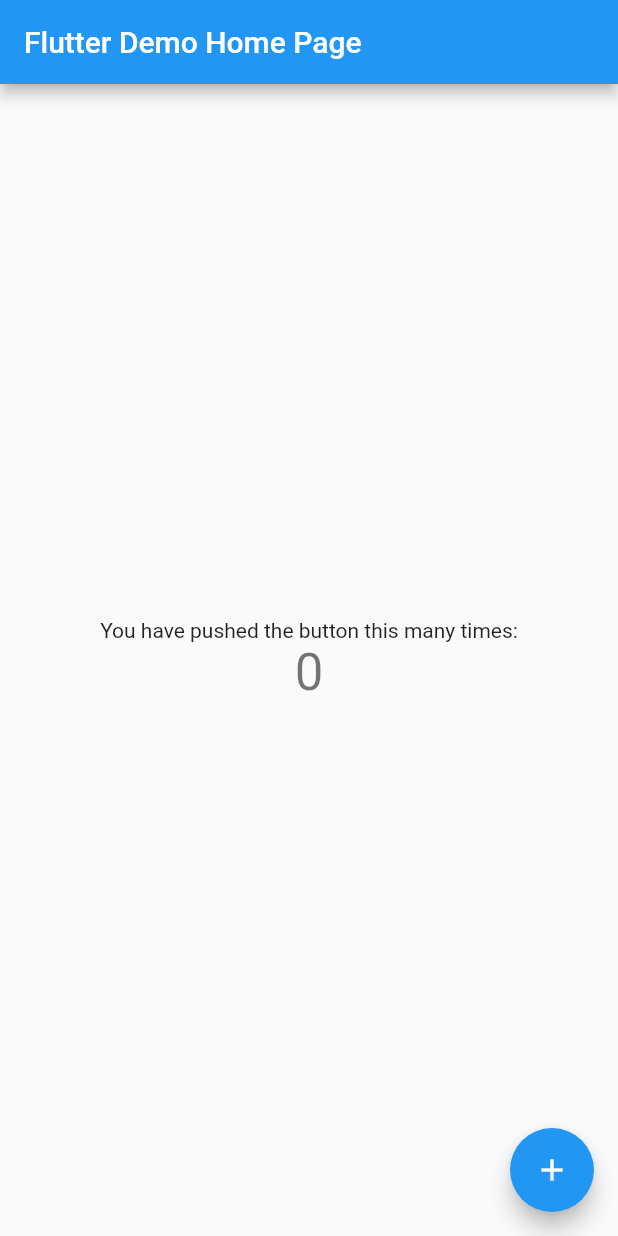
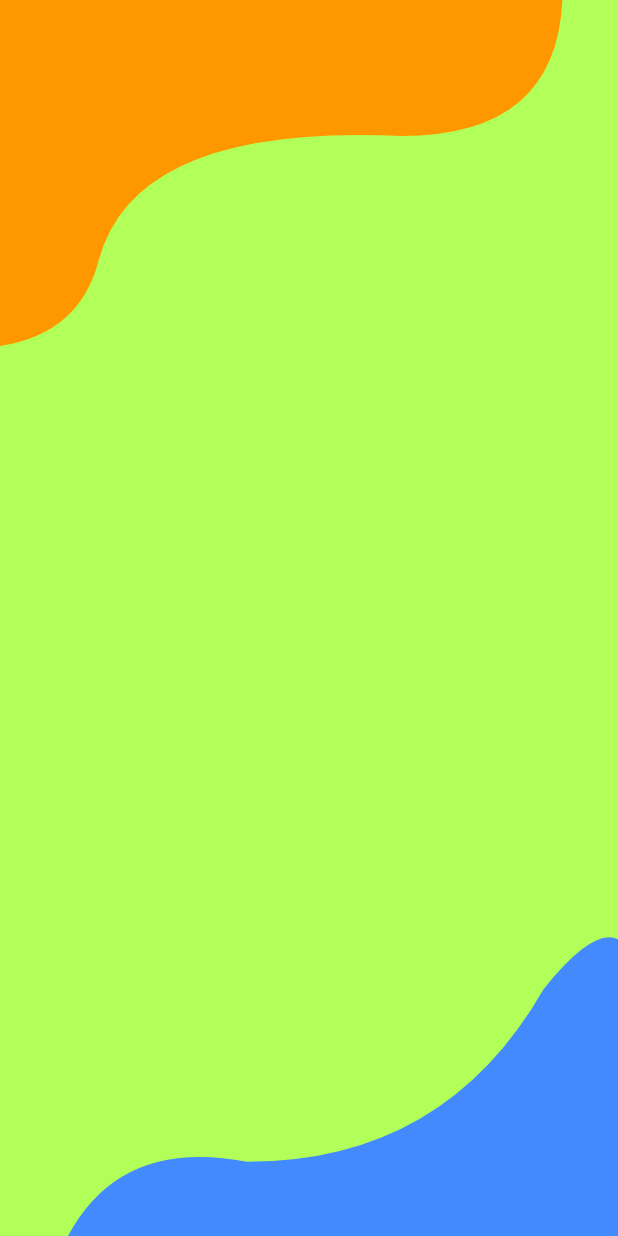
Before and after one commit to aniket4390/dataviv, a Flutter app: the screen it shows after launch, on a phone screen of 412 x 824 dp. Run offline on Flutter 3.47's test engine with Material 2 defaults, Android fonts, the phone set to English and light mode, and no system bars.

Commit message:
new update

```diff
--- /dev/null
+++ b/lib/View/login.dart
@@ -0,0 +1,139 @@
+import 'package:flutter/material.dart';
+
+class Login extends StatefulWidget {
+  @override
+  _LoginState createState() => _LoginState();
+}
+
+class _LoginState extends State<Login> {
+  @override
+  Widget build(BuildContext context) {
+    return Container(
+       child: Stack(
+        children: <Widget>[
+          Column(
+            children: [
+              Container(
+                color: Colors.orange,
+                height: MediaQuery.of(context).size.height/2,width: MediaQuery.of(context).size.width,),
+              Container(
+                color: Colors.blueAccent,
+                height: MediaQuery.of(context).size.height/2,width: MediaQuery.of(context).size.width,),
+            ],
+          ),
+          ClipPath(
+            clipper: MyCustomeClipper(),
+            child: Container(
+              color: Colors.lightGreenAccent,
+              height: MediaQuery.of(context).size.height,
+              width: MediaQuery.of(context).size.width,
+            ),
+          ),
+
+        ],
+      ),
+    );
+  }
+}
+
+class MyCustomeClipper extends CustomClipper<Path>{
+
+  @override
+  getClip(Size? size) {
+    Path path = Path();
+    path.moveTo(0, size!.height * 0.3);
+     path.lineTo(0.0, size.height);
+     path.lineTo(size.width * 0.11, size.height);
+
+    var firstControlPoint = Offset(size.width * 0.195, size.height * 0.92);
+    var firstEndPoint = Offset(size.width * 0.4, size.height * 0.94);
+    path.quadraticBezierTo(firstControlPoint.dx, firstControlPoint.dy,
+        firstEndPoint.dx, firstEndPoint.dy);
+
+    var secondControlPoint =Offset(size.width * 0.72, size.height *0.94);
+    var secondEndPoint = Offset(size.width * 0.88, size.height * 0.8);
+    path.quadraticBezierTo(secondControlPoint.dx, secondControlPoint.dy,
+        secondEndPoint.dx, secondEndPoint.dy);
+
+    var thirdControlPoint =Offset(size.width * 0.96 , size.height * 0.75);
+    var thirdEndPoint = Offset(size.width , size.height * 0.76);
+    path.quadraticBezierTo(thirdControlPoint.dx, thirdControlPoint.dy,
+        thirdEndPoint.dx, thirdEndPoint.dy);
+
+    path.lineTo(size.width, 0.0);
+    path.lineTo(size.width * 0.91, 0.0);
+
+    var fourthControlPoint =Offset(size.width * 0.9 , size.height * 0.11);
+    var fourthEndPoint = Offset(size.width * 0.65, size.height * 0.11);
+    path.quadraticBezierTo(fourthControlPoint.dx, fourthControlPoint.dy,
+        fourthEndPoint.dx, fourthEndPoint.dy);
+
+    var fifthControlPoint =Offset(size.width * 0.22 , size.height * 0.1);
+    var fifthEndPoint = Offset(size.width * 0.16, size.height * 0.21);
+    path.quadraticBezierTo(fifthControlPoint.dx, fifthControlPoint.dy,
+        fifthEndPoint.dx, fifthEndPoint.dy);
+
+    var sixthControlPoint =Offset(size.width * 0.13 , size.height * 0.27);
+    var sixthEndPoint = Offset(0.0, size.height * 0.28);
+    path.quadraticBezierTo(sixthControlPoint.dx, sixthControlPoint.dy,
+        sixthEndPoint.dx, sixthEndPoint.dy);
+
+    path.close();
+
+//     path.moveTo(0, size!.height * 0.33);
+//      //path.lineTo(size.width *0.2 , size.height *0.2);
+//      path.lineTo(0 , size.height );
+//     path.lineTo(size.width*0.2 , size.height );
+//      //path.lineTo(size.width  , size.height * 0.8);
+//    final firstControlPoint = Offset(size.width *0.5, size.height);
+//     final firstEndPoint = Offset(size.width * 0.5 , size.height * 0.8);
+//   path.quadraticBezierTo(firstControlPoint.dx, firstControlPoint.dy,
+//     firstEndPoint.dx, firstEndPoint.dy);
+
+//     var secondControlPoint =
+//     Offset(size.width * 0.8, size.height );
+// var secondEndPoint = Offset(size.width * 0.5, size.height * 0.8);
+// path.quadraticBezierTo(secondControlPoint.dx, secondControlPoint.dy,
+//     secondEndPoint.dx, secondEndPoint.dy);
+
+//      path.lineTo(size.width , 0);
+//      path.lineTo(size.width * 0.9, 0);
+    //  path.lineTo(size.width , size.height*0.8);
+
+
+    // var firstControlPoint = Offset(size.width / 4, size.height);
+    // var firstEndPoint = Offset(size.width / 2.25, size.height - 40.0);
+    // path.quadraticBezierTo(firstControlPoint.dx, firstControlPoint.dy,
+    //     firstEndPoint.dx, firstEndPoint.dy);
+
+    // var secondControlPoint =
+    //     Offset(size.width - (size.width / 4.25), size.height - 85);
+    // var secondEndPoint = Offset(size.width - 40 , 0.0);
+    // path.quadraticBezierTo(secondControlPoint.dx, secondControlPoint.dy,
+    //     secondEndPoint.dx, secondEndPoint.dy);
+
+   // path.lineTo(size.width, size.height - 40);
+    //path.lineTo(size.width, 0.0);
+    //path.close();
+
+
+    // path.lineTo(0, size!.height);
+    // path.quadraticBezierTo(size.width/4, size.height- 20, size.width/2, size.height-20);
+    // //path.quadraticBezierTo(3/4*size.width, size.height,size.width, size.height-30);
+    // path.quadraticBezierTo(size.width, size.height,size.width/2, size.height-50);
+    // path.lineTo(size.width , 0.0);
+    // var path = new Path();
+    // path.lineTo(0, size!.height-40);
+    // path.quadraticBezierTo(size.width/4, size.height, size.width/2, size.height );
+    // var firstStartPoint = Offset(size.width/4 - size.width/8, size.height);
+    // var firstEndPoint = Offset(size.width/4 + size.width/8, size.height);
+    // path.quadraticBezierTo(firstStartPoint.dx, firstEndPoint.dy, firstStartPoint.dx, firstEndPoint.dy);
+    // path.lineTo(size.width, 0.0);
+    //path.close();
+    return path;
+
+  }
+
+  @override
+  bool shouldReclip(covariant CustomClipper oldClipper) => false;
+}
--- a/lib/main.dart
+++ b/lib/main.dart
@@ -1,113 +1,19 @@
+import 'package:dataviv/View/login.dart';
+import 'package:dataviv/View/register.dart';
 import 'package:flutter/material.dart';
 
-void main() {
-  runApp(MyApp());
-}
+void main() =>  runApp(MyApp());
 
 class MyApp extends StatelessWidget {
-  // This widget is the root of your application.
   @override
   Widget build(BuildContext context) {
     return MaterialApp(
-      title: 'Flutter Demo',
-      theme: ThemeData(
-        // This is the theme of your application.
-        //
-        // Try running your application with "flutter run". You'll see the
-        // application has a blue toolbar. Then, without quitting the app, try
-        // changing the primarySwatch below to Colors.green and then invoke
-        // "hot reload" (press "r" in the console where you ran "flutter run",
-        // or simply save your changes to "hot reload" in a Flutter IDE).
-        // Notice that the counter didn't reset back to zero; the application
-        // is not restarted.
-        primarySwatch: Colors.blue,
-      ),
-      home: MyHomePage(title: 'Flutter Demo Home Page'),
+      debugShowCheckedModeBanner: false,
+      initialRoute: '/login',
+      routes: {
+        '/login': (context) => Login(),
+        '/register': (context) => Register(),
+      },
     );
   }
 }
-
-class MyHomePage extends StatefulWidget {
-  MyHomePage({Key? key, required this.title}) : super(key: key);
-
-  // This widget is the home page of your application. It is stateful, meaning
-  // that it has a State object (defined below) that contains fields that affect
-  // how it looks.
-
-  // This class is the configuration for the state. It holds the values (in this
-  // case the title) provided by the parent (in this case the App widget) and
-  // used by the build method of the State. Fields in a Widget subclass are
-  // always marked "final".
-
-  final String title;
-
-  @override
-  _MyHomePageState createState() => _MyHomePageState();
-}
-
-class _MyHomePageState extends State<MyHomePage> {
-  int _counter = 0;
-
-  void _incrementCounter() {
-    setState(() {
-      // This call to setState tells the Flutter framework that something has
-      // changed in this State, which causes it to rerun the build method below
-      // so that the display can reflect the updated values. If we changed
-      // _counter without calling setState(), then the build method would not be
-      // called again, and so nothing would appear to happen.
-      _counter++;
-    });
-  }
-
-  @override
-  Widget build(BuildContext context) {
-    // This method is rerun every time setState is called, for instance as done
-    // by the _incrementCounter method above.
-    //
-    // The Flutter framework has been optimized to make rerunning build methods
-    // fast, so that you can just rebuild anything that needs updating rather
-    // than having to individually change instances of widgets.
-    return Scaffold(
-      appBar: AppBar(
-        // Here we take the value from the MyHomePage object that was created by
-        // the App.build method, and use it to set our appbar title.
-        title: Text(widget.title),
-      ),
-      body: Center(
-        // Center is a layout widget. It takes a single child and positions it
-        // in the middle of the parent.
-        child: Column(
-          // Column is also a layout widget. It takes a list of children and
-          // arranges them vertically. By default, it sizes itself to fit its
-          // children horizontally, and tries to be as tall as its parent.
-          //
-          // Invoke "debug painting" (press "p" in the console, choose the
-          // "Toggle Debug Paint" action from the Flutter Inspector in Android
-          // Studio, or the "Toggle Debug Paint" command in Visual Studio Code)
-          // to see the wireframe for each widget.
-          //
-          // Column has various properties to control how it sizes itself and
-          // how it positions its children. Here we use mainAxisAlignment to
-          // center the children vertically; the main axis here is the vertical
-          // axis because Columns are vertical (the cross axis would be
-          // horizontal).
-          mainAxisAlignment: MainAxisAlignment.center,
-          children: <Widget>[
-            Text(
-              'You have pushed the button this many times:',
-            ),
-            Text(
-              '$_counter',
-              style: Theme.of(context).textTheme.headline4,
-            ),
-          ],
-        ),
-      ),
-      floatingActionButton: FloatingActionButton(
-        onPressed: _incrementCounter,
-        tooltip: 'Increment',
-        child: Icon(Icons.add),
-      ), // This trailing comma makes auto-formatting nicer for build methods.
-    );
-  }
-}
```
Also changed, not shown: lib/Model/product_model.dart (added, +364 -0 lines), lib/View/register.dart (added, +15 -0 lines).
